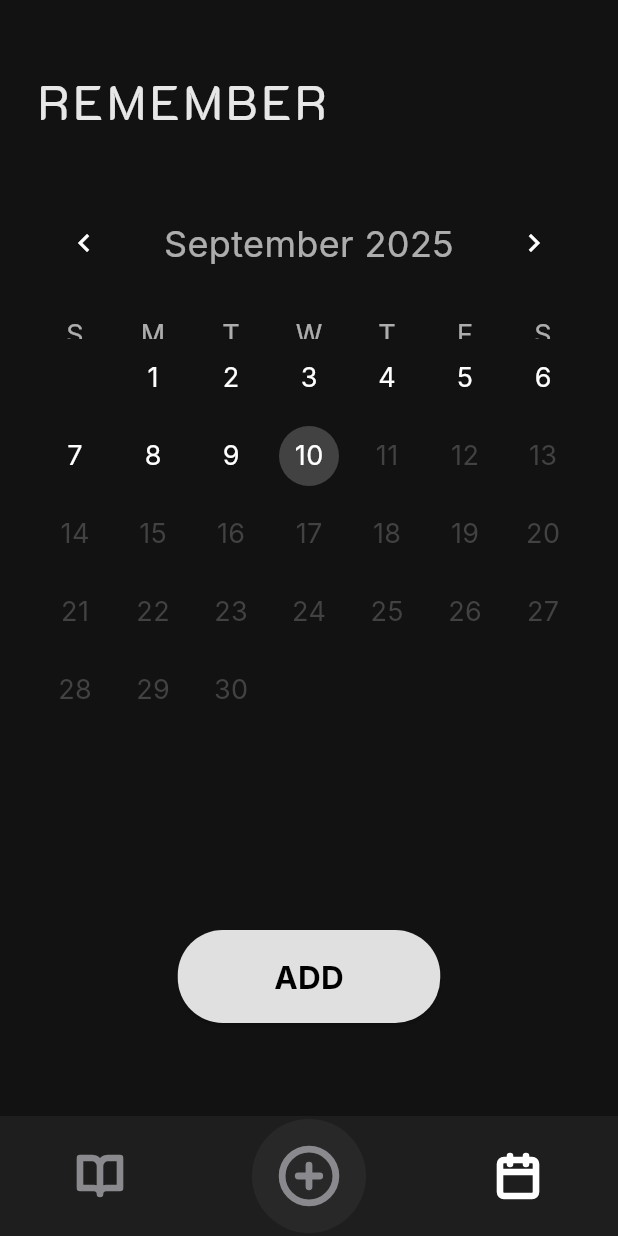
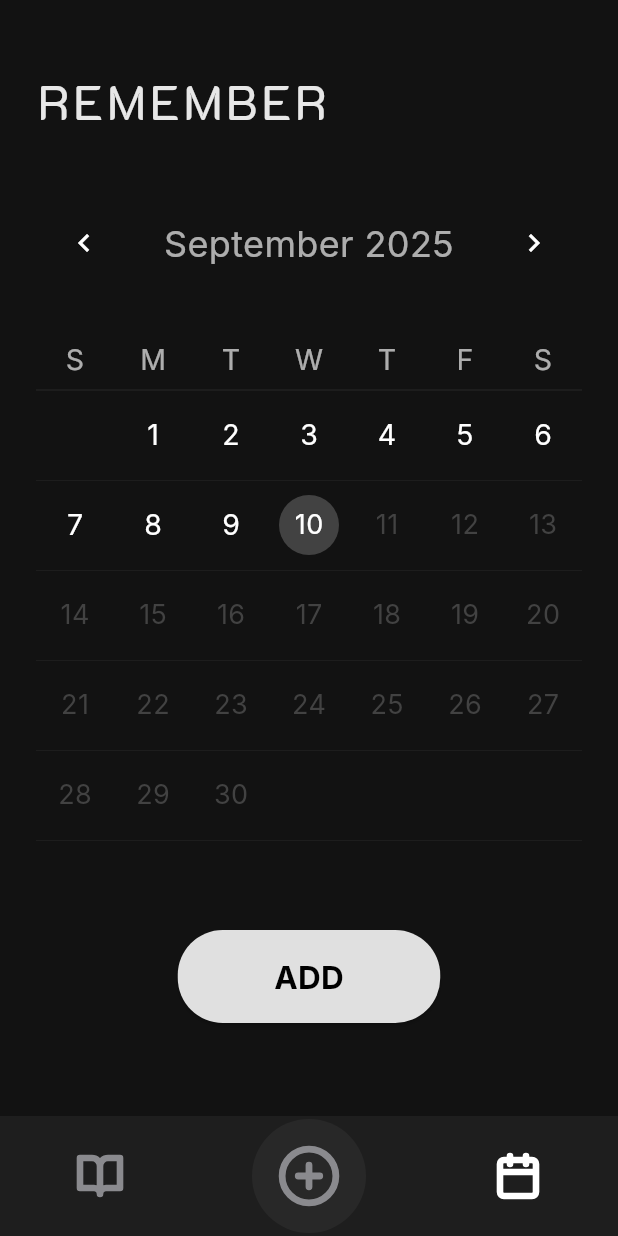
Before and after one commit to AQueMark/flutter_app_1, a Flutter app: the screen it shows after launch, item 3 of the bottom bar chosen, on a phone screen of 412 x 824 dp. Run offline on Flutter 3.47's test engine with Material 3 defaults, Android fonts, the phone set to English and light mode, and no system bars; drawn by our look-alikes of table_calendar; our stand-ins replace flutter_svg, sqflite; accounts and stored records are empty; Roboto replaces fonts that are missing (Inter).

Commit message:
fix: calendar screen UI

```diff
--- a/lib/main.dart
+++ b/lib/main.dart
@@ -88,7 +88,6 @@ class MainScreenState extends State<MainScreen> {
 
   @override
   Widget build(BuildContext context) {
-    // We rebuild the screen list here to pass the correct date
     final List<Widget> screenWidgets = [
       LessonsScreen(key: _lessonsScreenKey),
       ReflectScreen(date: _dateForReflectScreen),
@@ -96,6 +95,8 @@ class MainScreenState extends State<MainScreen> {
     ];
 
     return Scaffold(
+      // This is the fix. It stops the screen from resizing for the keyboard.
+      resizeToAvoidBottomInset: false,
       body: screenWidgets[_selectedIndex],
       bottomNavigationBar: BottomAppBar(
         color: const Color(0xFF1E1E1E).withOpacity(0.98),
--- a/lib/screens/calendar_screen.dart
+++ b/lib/screens/calendar_screen.dart
@@ -69,7 +69,14 @@ class CalendarScreenState extends State<CalendarScreen> {
                   ),
               ),
               const SizedBox(height: 32),
-              TableCalendar(
+              // THIS CONTAINER WRAPS THE CALENDAR TO ADD THE FINAL BORDER
+              Container(
+                decoration: BoxDecoration(
+                  border: Border(
+                    bottom: BorderSide(color: Colors.grey.shade900, width: 0.5),
+                  ),
+                ),
+                child: TableCalendar(
                   firstDay: DateTime.utc(2020, 1, 1),
                   lastDay: DateTime.utc(2030, 12, 31),
                   focusedDay: _focusedDay,
@@ -81,6 +88,8 @@ class CalendarScreenState extends State<CalendarScreen> {
                       _focusedDay = focusedDay;
                     });
                   },
+                  rowHeight: 60,
+                  daysOfWeekHeight: 40,
                   enabledDayPredicate: (date) {
                     return date.isBefore(DateTime.now()) || isSameDay(date, DateTime.now());
                   },
@@ -93,16 +102,22 @@ class CalendarScreenState extends State<CalendarScreen> {
                       fontFamily: 'Inter',
                       fontWeight: FontWeight.w400,
                     ),
-                  headerPadding: const EdgeInsets.only(top: 16.0, bottom: 24.0),
+                    headerPadding: const EdgeInsets.only(top: 16.0, bottom: 34.0),
                   ),
-                daysOfWeekStyle: const DaysOfWeekStyle(
-                  weekdayStyle: TextStyle(color: Color(0xB7EAEAEA), fontSize: 18),
-                  weekendStyle: TextStyle(color: Color(0xB7EAEAEA), fontSize: 18),
+                  daysOfWeekStyle: DaysOfWeekStyle(
+                    weekdayStyle: const TextStyle(color: Color(0xB7EAEAEA), fontSize: 19),
+                    weekendStyle: const TextStyle(color: Color(0xB7EAEAEA), fontSize: 19),
+                    decoration: BoxDecoration(
+                      border: Border(bottom: BorderSide(color: Colors.grey.shade900, width: 0.5)),
                     ),
-                calendarStyle: const CalendarStyle(
-                  defaultTextStyle: TextStyle(color: Colors.white, fontSize: 18),
-                  weekendTextStyle: TextStyle(color: Colors.white, fontSize: 18),
+                  ),
+                  calendarStyle: CalendarStyle(
+                    defaultTextStyle: const TextStyle(color: Colors.white, fontSize: 19),
+                    weekendTextStyle: const TextStyle(color: Colors.white, fontSize: 19),
                     outsideDaysVisible: false,
+                    rowDecoration: BoxDecoration(
+                      border: Border(top: BorderSide(color: Colors.grey.shade900, width: 0.5)),
+                    ),
                   ),
                   calendarBuilders: CalendarBuilders(
                     disabledBuilder: (context, date, events) => Center(
@@ -116,7 +131,7 @@ class CalendarScreenState extends State<CalendarScreen> {
                       return Center(
                         child: Text(
                           text.substring(0, 1),
-                        style: const TextStyle(color: Color(0xB7EAEAEA), fontSize: 18),
+                          style: const TextStyle(color: Color(0xB7EAEAEA), fontSize: 19),
                         ),
                       );
                     },
@@ -131,7 +146,7 @@ class CalendarScreenState extends State<CalendarScreen> {
                           ),
                           child: Text(
                             '${day.day}',
-                          style: const TextStyle(color: Colors.white, fontSize: 18),
+                            style: const TextStyle(color: Colors.white, fontSize: 19),
                           ),
                         );
                       }
@@ -148,6 +163,7 @@ class CalendarScreenState extends State<CalendarScreen> {
                     ),
                   ),
                 ),
+              ),
               const Spacer(),
               Center(
                 child: SizedBox(
@@ -155,7 +171,6 @@ class CalendarScreenState extends State<CalendarScreen> {
                   child: ElevatedButton(
                     onPressed: () {
                       final mainScreenState = context.findAncestorStateOfType<MainScreenState>();
-                      // This is the corrected function name
                       mainScreenState?.navigateToReflectWithDate(_selectedDay);
                     },
                     style: ElevatedButton.styleFrom(
--- a/lib/screens/reflect_screen.dart
+++ b/lib/screens/reflect_screen.dart
@@ -211,16 +211,16 @@ class _ReflectScreenState extends State<ReflectScreen> {
                 controller: _incidentController,
                  maxLines: 8,
                 style: const TextStyle(
-                  color: Color(0xBFAEAEAE),
+                  color: Color(0xBFAEAEAEA),
                   fontFamily: 'Jomolhari',
-                  fontSize: 17,
+                  fontSize: 18,
                 ),
                 decoration: InputDecoration(
                   hintText: 'Describe the event or feeling without judgment..',
                   hintStyle: const TextStyle(
-                    color: Color(0xBFAEAEAEA),
+                    color: Color(0xBFAEAEAE),
                     fontFamily: 'Jomolhari',
-                    fontSize: 17,
+                    fontSize: 18,
                   ),
                   filled: true,
                   fillColor: const Color(0xFF282828),
@@ -248,14 +248,14 @@ class _ReflectScreenState extends State<ReflectScreen> {
                 style: const TextStyle(
                   color: Color(0xBFAEAEAEA),
                   fontFamily: 'Jomolhari',
-                  fontSize: 17,
+                  fontSize: 18,
                 ),
                 decoration: InputDecoration(
                   hintText: 'What did I learn?',
                   hintStyle: const TextStyle(
-                    color: Color(0xBFAEAEAEA),
+                    color: Color(0xBFAEAEAE),
                     fontFamily: 'Jomolhari',
-                    fontSize: 17,
+                    fontSize: 18,
                   ),
                   filled: true,
                   fillColor: const Color(0xFF282828),
```
Lines whose indentation alone changed are shown as unchanged.
